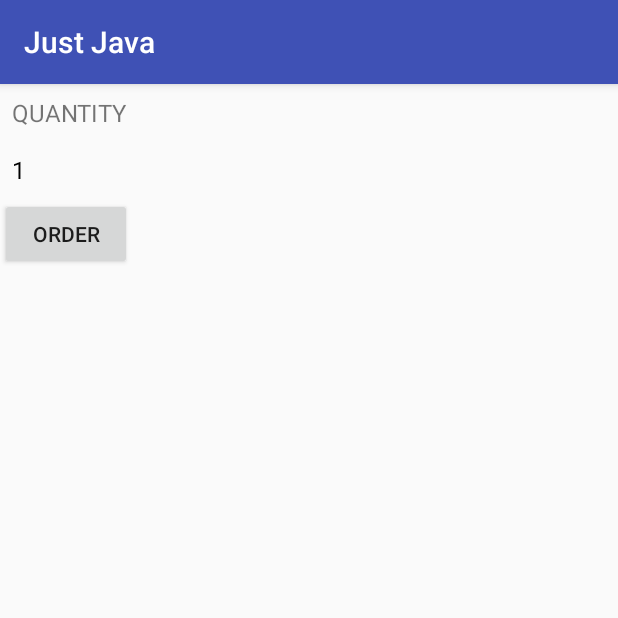
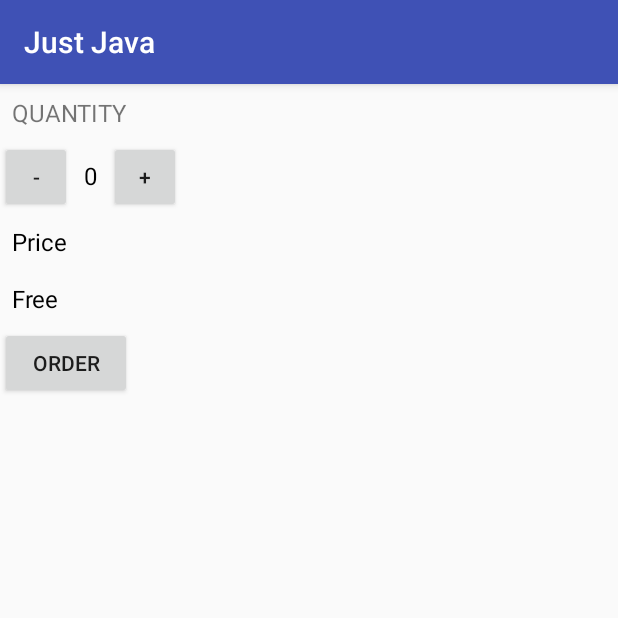
Before and after one commit to adgrant93/JustJava, an Android app: the screen it shows after launch (MainActivity), after a tap on "ORDER", on a phone screen of 412 x 824 dp, the top half of it. Run offline under Robolectric (Android 15) with nearby library versions, the phone set to English and light mode, and no system bars.

Commit message:
For lesson 7

```diff
--- a/app/src/main/java/com/example/android/justjava/MainActivity.java
+++ b/app/src/main/java/com/example/android/justjava/MainActivity.java
@@ -15,10 +15,14 @@ import android.support.v7.app.AppCompatActivity;
 import android.view.View;
 import android.widget.TextView;
 
+import java.text.NumberFormat;
+
 /**
  * This app displays an order form to order coffee.
  */
 public class MainActivity extends AppCompatActivity {
+
+    int quantity = 0;
 
     @Override
     protected void onCreate(Bundle savedInstanceState) {
@@ -30,9 +34,21 @@ public class MainActivity extends AppCompatActivity {
      * This method is called when the order button is clicked.
      */
     public void submitOrder(View view) {
-        display(1);
+        /*display(quantity);
+        displayPrice(quantity*5);*/
+        String priceMessage = "Free";
+        displayMessage(priceMessage);
     }
 
+    public void increment(View view) {
+        quantity = quantity + 1;
+        display(quantity);
+    }
+
+    public void decrement(View view) {
+        quantity = quantity - 1;
+        display(quantity);
+    }
     /**
      * This method displays the given quantity value on the screen.
      */
@@ -40,4 +56,20 @@ public class MainActivity extends AppCompatActivity {
         TextView quantityTextView = (TextView) findViewById(R.id.quantity_text_view);
         quantityTextView.setText("" + number);
     }
+
+    /**
+     * This method displays the given price on the screen.
+     */
+    private void displayPrice(int number) {
+        TextView priceTextView = (TextView) findViewById(R.id.price_text_view);
+        priceTextView.setText(NumberFormat.getCurrencyInstance().format(number));
+    }
+
+    /**
+     * This method displays the given text on the screen.
+     */
+    private void displayMessage(String message) {
+        TextView priceTextView = (TextView) findViewById(R.id.price_text_view);
+        priceTextView.setText(message);
+    }
 }
--- a/app/src/main/res/layout/activity_main.xml
+++ b/app/src/main/res/layout/activity_main.xml
@@ -1,33 +1,77 @@
 <?xml version="1.0" encoding="utf-8"?>
-<RelativeLayout
-    xmlns:android="http://schemas.android.com/apk/res/android"
+<RelativeLayout xmlns:android="http://schemas.android.com/apk/res/android"
     xmlns:app="http://schemas.android.com/apk/res-auto"
-    android:layout_height="match_parent"
-    android:layout_width="match_parent">
+    android:layout_width="match_parent"
+    android:layout_height="match_parent">
 
     <TextView
+        android:id="@+id/top_dog"
         android:layout_width="wrap_content"
         android:layout_height="wrap_content"
+        android:padding="8sp"
         android:text="Quantity"
-        android:textSize="16sp"
         android:textAllCaps="true"
-        android:padding="8sp"
-        android:id="@+id/top_dog"/>
-    <TextView
+        android:textSize="16sp" />
+
+    <LinearLayout
+        android:id="@+id/new_layout"
         android:layout_width="wrap_content"
         android:layout_height="wrap_content"
+        android:layout_below="@id/top_dog">
+
+        <Button
+            android:id="@+id/minus"
+            android:layout_width="48dp"
+            android:layout_height="48dp"
+            android:onClick="decrement"
+            android:padding="8dp"
+            android:text="-" />
+
+        <TextView
+            android:id="@+id/quantity_text_view"
+            android:layout_width="wrap_content"
+            android:layout_height="wrap_content"
+            android:padding="8dp"
+            android:text="0"
+            android:textColor="#000000"
+            android:textSize="16sp" />
+
+        <Button
+            android:id="@+id/plus"
+            android:layout_width="48dp"
+            android:layout_height="48dp"
+            android:onClick="increment"
+            android:padding="8dp"
+            android:text="+" />
+    </LinearLayout>
+
+
+    <TextView
+        android:id="@+id/price"
+        android:layout_width="wrap_content"
+        android:layout_height="wrap_content"
+        android:layout_below="@id/new_layout"
+        android:padding="8dp"
+        android:text="Price"
+        android:textColor="#000000"
+        android:textSize="16sp" />
+
+    <TextView
+        android:id="@+id/price_text_view"
+        android:layout_width="wrap_content"
+        android:layout_height="wrap_content"
+        android:layout_below="@id/price"
+        android:padding="8dp"
         android:text="0"
-        android:textSize="16sp"
-        android:padding="8dp"
+        android:textColor="#000000"
+        android:textSize="16sp" />
 
-        android:layout_below="@id/top_dog"
-        android:id="@+id/quantity_text_view"
-        android:textColor="#000000"/>
     <Button
         android:layout_width="wrap_content"
         android:layout_height="wrap_content"
-        android:text="Order"
-        android:layout_below="@id/quantity_text_view"
+        android:layout_below="@id/price_text_view"
+        android:onClick="submitOrder"
         android:padding="8dp"
-        android:onClick="submitOrder"/>
+        android:text="Order" />
+
 </RelativeLayout>
```
